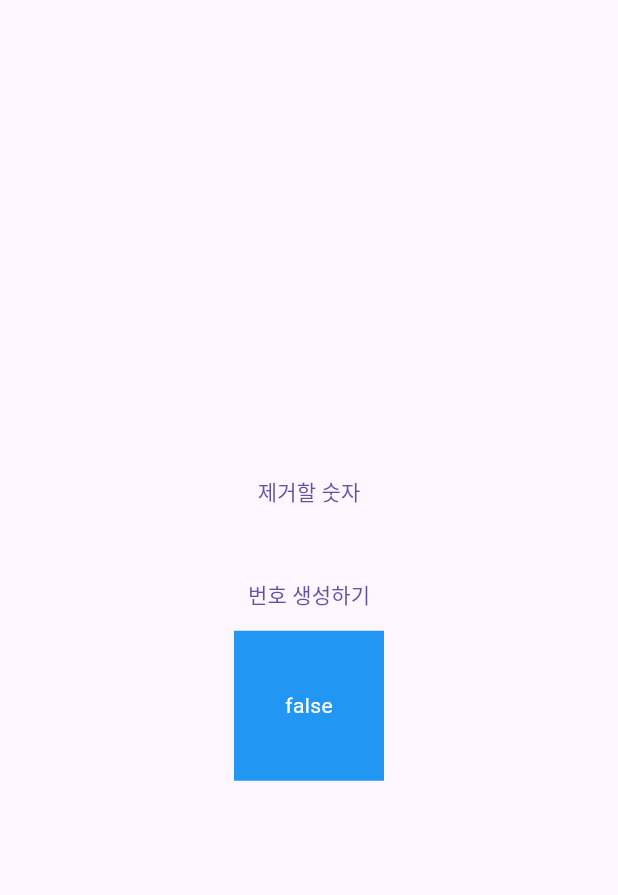
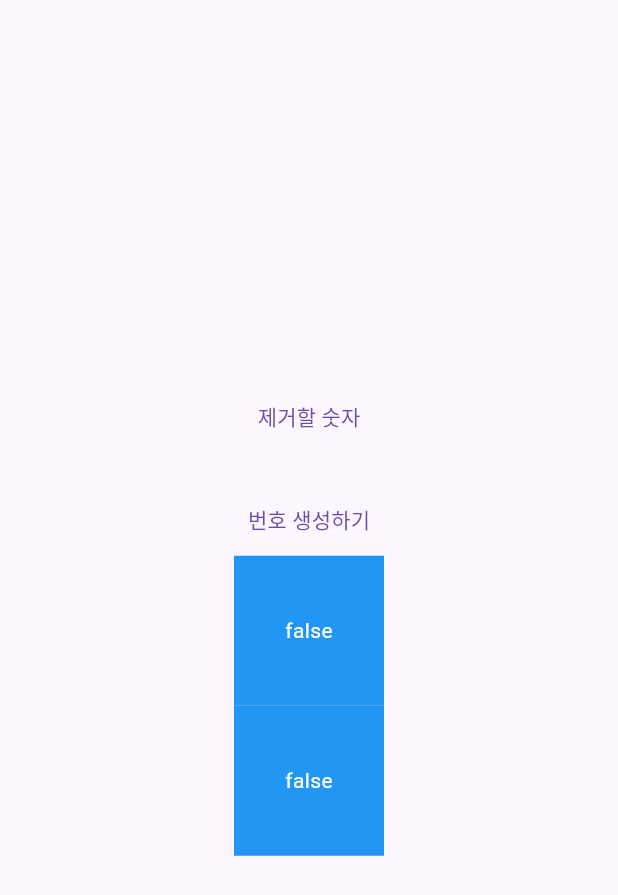
Before and after one commit to hyebinkim00/cloverlotto, a Flutter app: the RandomPage screen opened by its route, on a phone screen of 412 x 824 dp. Shown: the top 895 px of the screen. Run offline on Flutter 3.47's test engine with Material 3 defaults, Android fonts, the phone set to English and light mode, and no system bars; our stand-ins replace animated_splash_screen, dio, flutter_screenutil, fluttertoast, get, pretty_dio_logger and 2 more; missing offline and left inert: cp949_codec; accounts and stored records are empty; generated files the repository leaves out were written again; network calls fail.

```diff
--- a/lib/main/controller/main_controller.dart
+++ b/lib/main/controller/main_controller.dart
@@ -133,7 +133,7 @@ class MainController extends GetxController {
 
   // 한개씩 DB에 저장
   Future<void> listDbsave(int serial) async {
-
+    print('hbhb___${serial}');
     final dio = Dio(BaseOptions(
       responseType: ResponseType.plain, // 이 부분을 수정
     ));
--- a/lib/main/view/main_page.dart
+++ b/lib/main/view/main_page.dart
@@ -240,6 +240,8 @@ class MainPage extends GetView<MainController>{
                              // Get.toNamed(RouteNames.RANDOM);
                             } else if(index == 1){
                               Get.toNamed(RouteNames.MYPAGE);
+                            }else if(index == 2){
+                              Get.toNamed(RouteNames.RANDOM);
                             }
                             print('HBS::: $index');
                           },
--- a/lib/random/view/random_page.dart
+++ b/lib/random/view/random_page.dart
@@ -36,17 +36,17 @@ class RandomPage extends GetView<RandomController> {
                 children: [Text('${controller.inNum}')],
               ),
             ),
-            Obx(
-              () => ListView.builder(
-                shrinkWrap: true,
-                itemCount: controller.allRandomNumbers.length,
-                itemBuilder: (BuildContext context, int index) {
-                  return Center(
-                    child: Text('${controller.allRandomNumbers[index]}'),
-                  );
-                },
-              ),
-            ),
+            // Obx(
+            //   () => ListView.builder(
+            //     shrinkWrap: true,
+            //     itemCount: controller.allRandomNumbers.length,
+            //     itemBuilder: (BuildContext context, int index) {
+            //       return Center(
+            //         child: Text('${controller.allRandomNumbers[index]}'),
+            //       );
+            //     },
+            //   ),
+            // ),
             TextButton(
                 onPressed: () {
                   press = !press;
@@ -63,7 +63,23 @@ class RandomPage extends GetView<RandomController> {
                   child: child,
                 );
               },
+            )),
+            Obx(() => AnimatedSwitcher(
+              duration: Duration(milliseconds: 1000),
+              transitionBuilder: (child, animation){
+                final rotateValue = Tween<double>(begin: 0, end: 0.0).animate(animation);
+                return Transform(
+                  alignment: Alignment.center,
+                  transform:Matrix4.identity()
+                    ..setEntry(3, 2, 0.001) // Add perspective
+                    ..rotateY( 0),
+                  child: child,
+                );
+              },
+              child: createBox(controller.isSwitched.value),
             ))
+
+
           ],
         ),
 
```
Also changed, not shown: lib/mypage/view/mypage_page.dart (+12 -1 lines).
